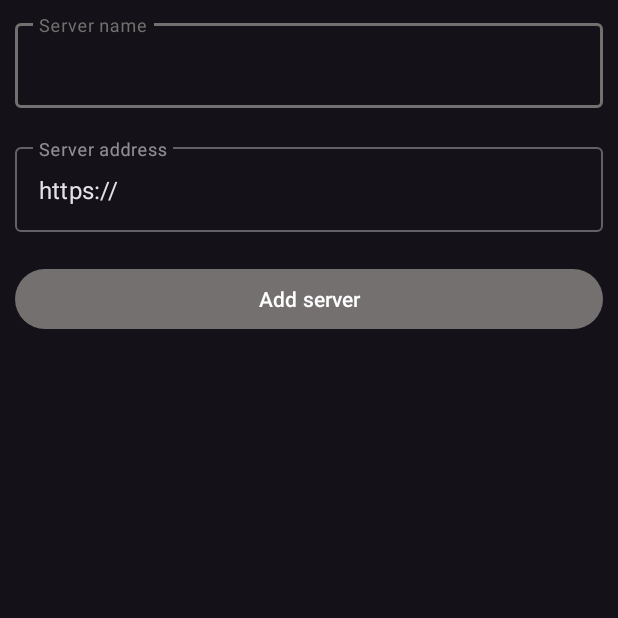
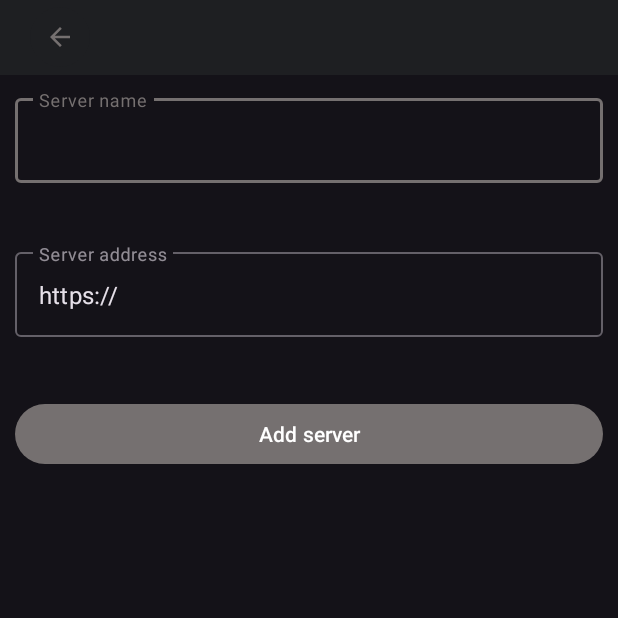
Before and after one commit to BVNkib/ServerChecker, an Android app: the screen it shows after launch (AddNewServerActivity), after a tap on an icon or button, on a phone screen of 412 x 824 dp, the top half of it. Run offline under Robolectric (Android 15) with nearby library versions, the phone set to English and light mode, and no system bars; our stand-ins replace Room's generated code.

Commit message:
feat: add toolbar && delete unrecent comments && remove unused from ServerDao

```diff
--- a/app/src/main/java/ru/kb/lt/serverchecker/repository/ServerMonitorService.java
+++ b/app/src/main/java/ru/kb/lt/serverchecker/repository/ServerMonitorService.java
@@ -50,7 +50,6 @@ public class ServerMonitorService extends Service {
 
         scheduler = Executors.newSingleThreadScheduledExecutor();
         scheduler.scheduleWithFixedDelay(() -> {
-            // Получаем все серверы из базы данных
             List<Server> servers = serversRepository.getAllServersSync();
 
             if (servers.isEmpty()) {
@@ -58,7 +57,6 @@ public class ServerMonitorService extends Service {
                 return;
             }
 
-            // Проверяем каждый сервер
             for (Server server : servers) {
                 if (!ServerChecker.checkServerAvailability(server)) {
                     NotificationUtils
--- a/app/src/main/java/ru/kb/lt/serverchecker/repository/database/ServerDao.java
+++ b/app/src/main/java/ru/kb/lt/serverchecker/repository/database/ServerDao.java
@@ -26,10 +26,6 @@ public interface ServerDao {
     @Query("SELECT * FROM Server ORDER BY name")
     LiveData<List<Server>> getAllServers();
 
-    // Синхронный метод для получения всех серверов
     @Query("SELECT * FROM Server ORDER BY name")
     List<Server> getAllServersSync();
-
-    @Query("SELECT * FROM Server WHERE id = :id")
-    LiveData<Server> getServerById(int id);
 }
--- a/app/src/main/res/anim/slide_in_right.xml
+++ b/app/src/main/res/anim/slide_in_right.xml
@@ -2,4 +2,4 @@
 <translate xmlns:android="http://schemas.android.com/apk/res/android"
     android:fromXDelta="100%"
     android:toXDelta="0%"
-    android:duration="100"/>
+    android:duration="400"/>
--- a/app/src/main/res/anim/slide_out_left.xml
+++ b/app/src/main/res/anim/slide_out_left.xml
@@ -2,4 +2,4 @@
 <translate xmlns:android="http://schemas.android.com/apk/res/android"
     android:fromXDelta="0%"
     android:toXDelta="-100%"
-    android:duration="100"/>
+    android:duration="400"/>
--- /dev/null
+++ b/app/src/main/res/drawable/outline_arrow_back_24.xml
@@ -0,0 +1,5 @@
+<vector xmlns:android="http://schemas.android.com/apk/res/android" android:autoMirrored="true" android:height="24dp" android:tint="#000000" android:viewportHeight="960" android:viewportWidth="960" android:width="24dp">
+
+    <path android:fillColor="@android:color/white" android:pathData="M313,520L537,744L480,800L160,480L480,160L537,216L313,440L800,440L800,520L313,520Z"/>
+
+</vector>
--- a/app/src/main/res/layout/activity_add_new_server.xml
+++ b/app/src/main/res/layout/activity_add_new_server.xml
@@ -3,14 +3,31 @@
     android:layout_width="match_parent"
     android:layout_height="match_parent"
     xmlns:app="http://schemas.android.com/apk/res-auto"
-    android:orientation="vertical"
-    android:padding="10dp">
+    android:orientation="vertical">
+
+    <com.google.android.material.appbar.MaterialToolbar
+        android:layout_width="match_parent"
+        android:layout_height="50dp"
+        app:layout_constraintTop_toTopOf="parent"
+        android:background="@color/background_1">
+
+        <com.google.android.material.button.MaterialButton
+            android:id="@+id/back_button"
+            style="@style/Widget.Material3.Button.IconButton"
+            android:layout_width="wrap_content"
+            android:layout_height="wrap_content"
+            android:layout_gravity="start"
+            app:icon="@drawable/outline_arrow_back_24"
+            app:backgroundTint="@color/background_1" />
+
+    </com.google.android.material.appbar.MaterialToolbar>
 
     <com.google.android.material.textfield.TextInputLayout
         android:id="@+id/server_name"
         style="@style/Widget.MaterialComponents.TextInputLayout.OutlinedBox"
         android:layout_width="match_parent"
         android:layout_height="wrap_content"
+        android:layout_margin="10dp"
         app:errorEnabled="true">
 
         <com.google.android.material.textfield.TextInputEditText
@@ -25,6 +42,7 @@
         style="@style/Widget.MaterialComponents.TextInputLayout.OutlinedBox"
         android:layout_width="match_parent"
         android:layout_height="wrap_content"
+        android:layout_margin="10dp"
         app:errorEnabled="true">
 
         <com.google.android.material.textfield.TextInputEditText
@@ -39,6 +57,7 @@
         android:id="@+id/add_server"
         android:layout_width="match_parent"
         android:layout_height="wrap_content"
+        android:layout_margin="10dp"
         android:text="Add server"/>
 
 </LinearLayout>
```
Also changed, not shown: app/src/main/java/ru/kb/lt/serverchecker/view/activivty/AddNewServerActivity.java (+9 -0 lines), app/src/main/res/layout/activity_main.xml (+11 -2 lines).
